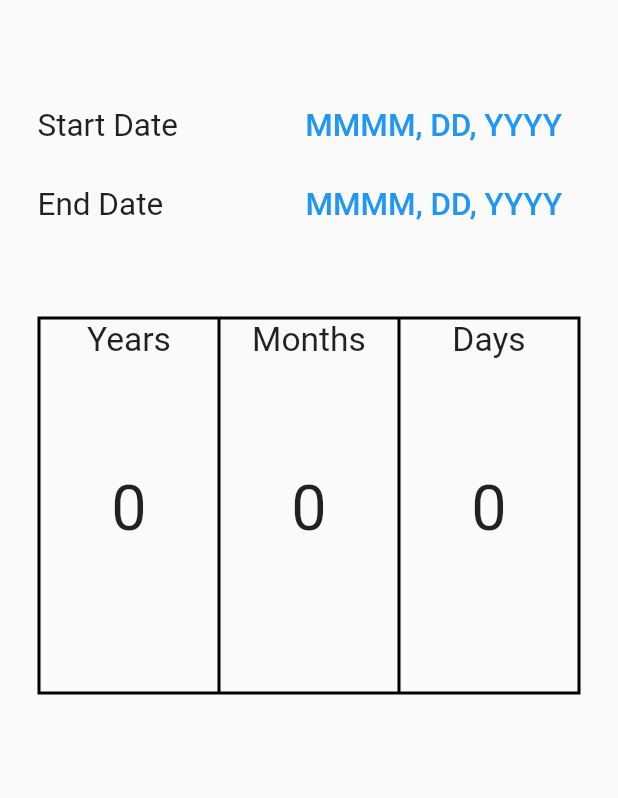
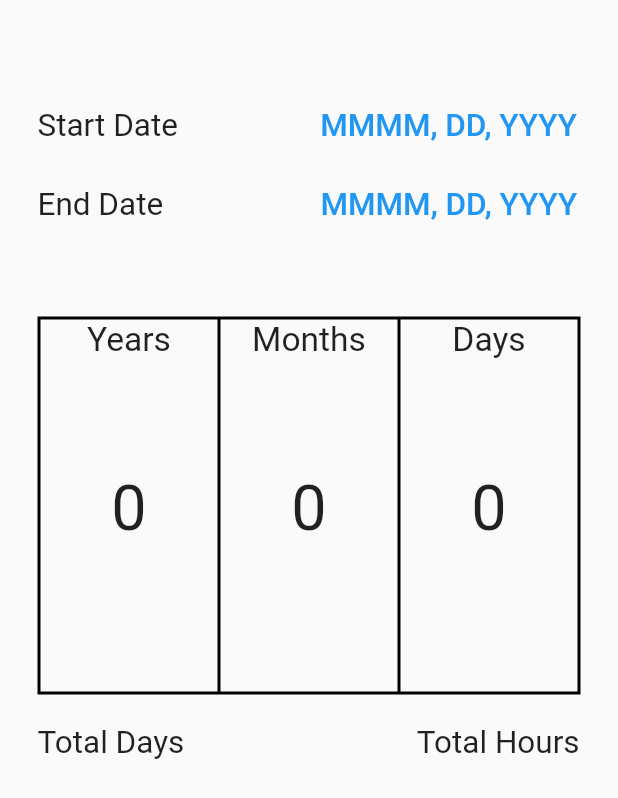
Before and after one commit to horizon-afk/Chronos, a Flutter app: the screen it shows after launch, on a phone screen of 412 x 824 dp. Shown: the top 798 px of the screen. Run offline on Flutter 3.47's test engine with Material 2 defaults, Android fonts, the phone set to English and light mode, and no system bars; our stand-ins replace flutter_datetime_picker.

Commit message:
Added total days and total hours label. Also changed the alignment of start date and end date pickers.

```diff
--- a/lib/main.dart
+++ b/lib/main.dart
@@ -43,7 +43,7 @@ class _ResultsYearsState extends State<ResultsYears> {
         margin: EdgeInsets.fromLTRB(25, 60, 10, 0),
         child: Row(children: [
           Container(
-              margin: EdgeInsets.only(right: 40),
+              margin: EdgeInsets.only(right: 50),
               child: Text(
                 "Start Date",
                 textScaleFactor: 1.5,
@@ -57,7 +57,7 @@ class _ResultsYearsState extends State<ResultsYears> {
         margin: EdgeInsets.fromLTRB(25, 5, 10, 0),
         child: Row(children: [
           Container(
-              margin: EdgeInsets.only(right: 50),
+              margin: EdgeInsets.only(right: 60),
               child: Text(
                 "End Date",
                 textScaleFactor: 1.5,
@@ -137,6 +137,44 @@ class _ResultsYearsState extends State<ResultsYears> {
                     ))
               ],
             )));
+  }
+
+  Widget totalDays() {
+    return Container(
+        child: Column(
+      children: [
+        Container(
+            child: Text(
+          "Total Days",
+          textScaleFactor: 1.5,
+          textAlign: TextAlign.left,
+        ))
+      ],
+    ));
+  }
+
+  Widget totalHours() {
+    return Container(
+        margin: EdgeInsets.only(left: 155),
+        child: Column(
+          children: [
+            Container(
+                child: Text(
+              "Total Hours",
+              textScaleFactor: 1.5,
+              textAlign: TextAlign.right,
+            ))
+          ],
+        ));
+  }
+
+  Widget totalValues() {
+    return Container(
+      margin: EdgeInsets.only(left: 25, top: 10),
+      child: Row(
+        children: [totalDays(), totalHours()],
+      ),
+    );
   }
 
   DateTime currentDate = DateTime.now();
@@ -219,7 +257,11 @@ class _ResultsYearsState extends State<ResultsYears> {
   @override
   Widget build(BuildContext context) {
     return Container(
-        child: Column(
-            children: [startDateInput(), endDateInput(), resultContainer()]));
+        child: Column(children: [
+      startDateInput(),
+      endDateInput(),
+      resultContainer(),
+      totalValues()
+    ]));
   }
 }
```
